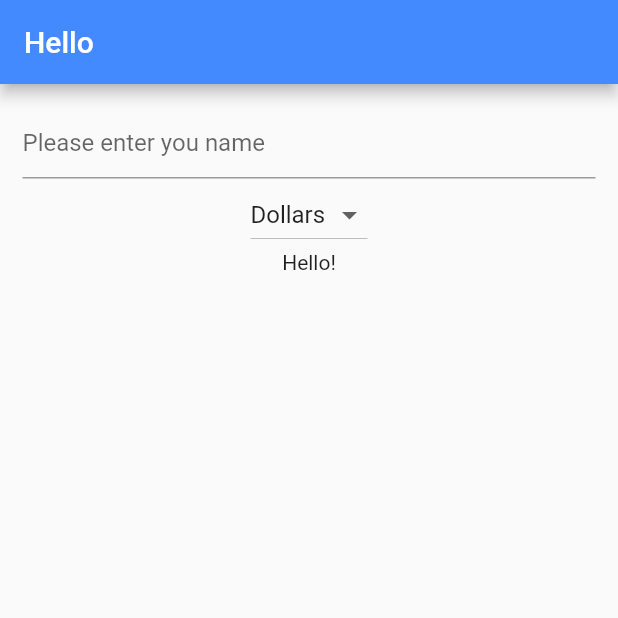
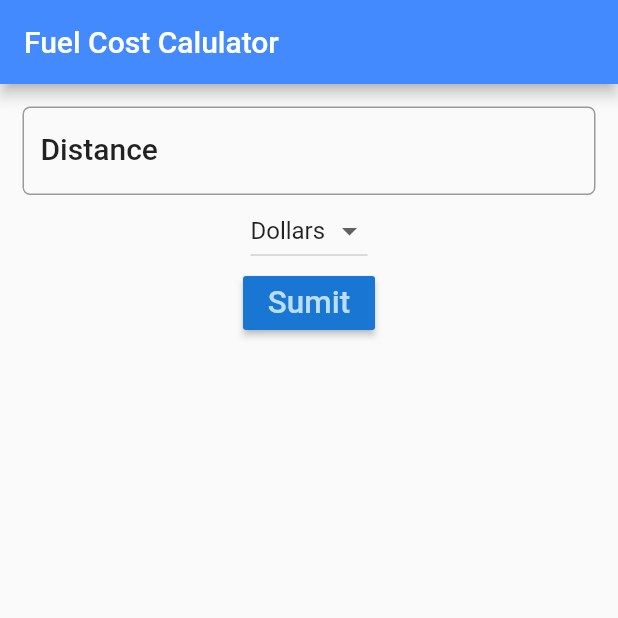
Before and after one commit to yuljlee/trip_cost, a Flutter app: the screen it shows after launch, on a phone screen of 412 x 824 dp, the top half of it. Run offline on Flutter 3.47's test engine with Material 2 defaults, Android fonts, the phone set to English and light mode, and no system bars.

Commit message:
feat: Add text controller

```diff
--- a/lib/main.dart
+++ b/lib/main.dart
@@ -7,30 +7,33 @@ class MyApp extends StatelessWidget {
   @override
   Widget build(BuildContext context) {
     return MaterialApp(
-      title: 'Flutter Demo',
+      title: 'Trip Cost Calculator',
       theme: ThemeData(
 
         primarySwatch: Colors.blue,
       ),
-      home: new HelloYou(),
+      home: new FuelForm(),
     );
   }
 }
 
-class HelloYou extends StatefulWidget {
+class FuelForm extends StatefulWidget {
   @override
-  State<StatefulWidget> createState() => _HelloYouState();
+  State<StatefulWidget> createState() => _FuelFormState();
 }
 
-class _HelloYouState extends State<HelloYou> {
-  String name = '';
+class _FuelFormState extends State<FuelForm> {
+  String result = '';
   final _currencies = ['Dollars', 'Euro', 'Pounds'];
   String _currency = 'Dollars';
+  TextEditingController distanceController = TextEditingController();
+
   @override
   Widget build(BuildContext context) {
+    TextStyle textStyle = Theme.of(context).textTheme.title;
     return Scaffold(
       appBar: AppBar(
-        title: Text("Hello"),
+        title: Text("Fuel Cost Calulator"),
         backgroundColor:  Colors.blueAccent,
       ),
       body: Container(
@@ -38,13 +41,21 @@ class _HelloYouState extends State<HelloYou> {
         child: Column(
           children: <Widget>[
             TextField(
+              controller: distanceController,
               decoration: InputDecoration(
-                hintText: 'Please enter you name'),
-              onChanged: (String string) {
-                setState(() {
-                  name = string;
-                });
-              },
+                labelText: 'Distance',
+                hintText: 'e.g. 124',
+                labelStyle: textStyle,
+                border: OutlineInputBorder(
+                  borderRadius: BorderRadius.circular(5.0)
+                )
+              ),
+              keyboardType: TextInputType.number,
+              // onChanged: (String string) {
+              //   setState(() {
+              //     name = string;
+              //   });
+              // },
             ),
             DropdownButton<String>(
               items: _currencies.map((String value){
@@ -58,7 +69,19 @@ class _HelloYouState extends State<HelloYou> {
                 _onDropdownChanged(value);
               },
             ),
-            Text('Hello' + name + '!')
+            RaisedButton(
+              color: Theme.of(context).primaryColorDark,
+              textColor: Theme.of(context).primaryColorLight,
+              onPressed: () {
+                setState(() {
+                  result = distanceController.text;
+                });
+              },
+              child: Text(
+                'Sumit',
+                textScaleFactor: 1.5,
+              ),),
+            Text(result),
           ],
         ),
       ),
```
